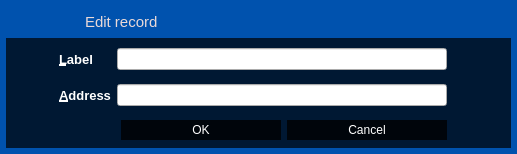
Qt form src/qt/forms/editaddressdialog.ui (AMA-CSharp-Code/Blazecoin_Wallet_Core_V1.5) before a commit.
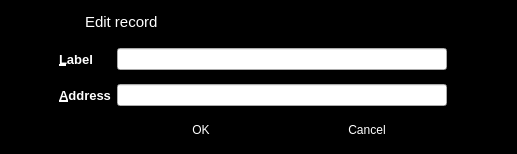
The same form after that commit. Icons and pictures are not drawn.

Commit message: Qt GUI: finish EditAddress dialog dark-mode + close-X hover fix

Patch:
```diff
--- a/src/qt/forms/editaddressdialog.ui
+++ b/src/qt/forms/editaddressdialog.ui
@@ -19,7 +19,7 @@
 }
 
 QDialog {
-	background-color: rgb(0, 82, 174);
+	background-color: rgb(0, 0, 0);
 }</string>
   </property>
   <layout class="QVBoxLayout" name="verticalLayout_2">
@@ -69,7 +69,7 @@
         </property>
         <property name="styleSheet">
          <string notr="true">#wCaption {
-	background-color:  rgb(0, 82, 174);
+	background-color: rgb(0, 0, 0);
 }</string>
         </property>
         <property name="is_header" stdset="0">
@@ -164,7 +164,7 @@
            </property>
            <property name="styleSheet">
             <string notr="true">QLabel {
-	color: #E9D9D8;
+	color: #FFFFFF;
 }</string>
            </property>
            <property name="text">
@@ -187,8 +187,11 @@
             </size>
            </property>
            <property name="styleSheet">
-            <string notr="true">QPushButton {	
-	image: url(:/res/close_normal.png);
+            <string notr="true">QPushButton {
+	background-color: transparent;
+	background-image: url(:/res/close_normal.png);
+	background-repeat: no-repeat;
+	background-position: center;
 	border: 0px solid gray;
 }
 QPushButton:pressed:flat {
```
Left out of the diff: 10 changed lines with no effect on the pictures. The commit also changes 4 other files.
